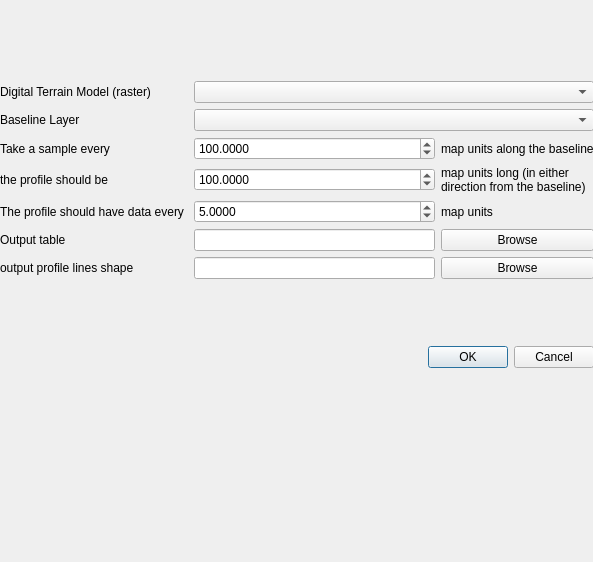
Before: the Qt Designer form swath_profile_dialog_base.ui in giohappy/swathProfile, drawn with Qt 5.
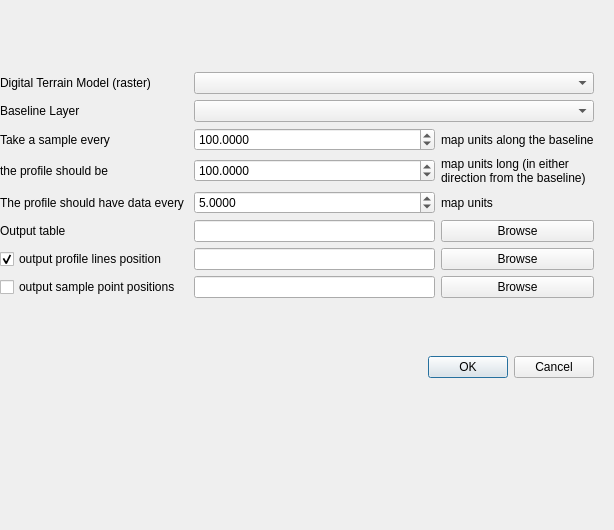
After: the same form once the commit is applied.

Commit message: sample line shape file and points shape file as options

Patch:
```diff
--- a/swath_profile_dialog_base.ui
+++ b/swath_profile_dialog_base.ui
@@ -6,14 +6,14 @@
    <rect>
     <x>0</x>
     <y>0</y>
-    <width>593</width>
-    <height>562</height>
+    <width>614</width>
+    <height>530</height>
    </rect>
   </property>
   <property name="windowTitle">
    <string>swath profile</string>
   </property>
-  <widget class="QWidget" name="">
+  <widget class="QWidget" name="layoutWidget">
    <property name="geometry">
     <rect>
      <x>0</x>
@@ -23,92 +23,42 @@
     </rect>
    </property>
    <layout class="QGridLayout" name="gridLayout_2">
-    <item row="0" column="0">
+    <item row="2" column="0">
+     <widget class="QDialogButtonBox" name="button_box">
+      <property name="orientation">
+       <enum>Qt::Horizontal</enum>
+      </property>
+      <property name="standardButtons">
+       <set>QDialogButtonBox::Cancel|QDialogButtonBox::Ok</set>
+      </property>
+     </widget>
+    </item>
+    <item row="1" column="0">
      <layout class="QGridLayout" name="gridLayout">
-      <item row="3" column="0">
-       <widget class="QLabel" name="label">
-        <property name="text">
-         <string>Baseline Layer</string>
+      <item row="4" column="2">
+       <widget class="QDoubleSpinBox" name="distProfilesBox">
+        <property name="locale">
+         <locale language="English" country="UnitedStates"/>
         </property>
-       </widget>
-      </item>
-      <item row="7" column="0">
-       <widget class="QLabel" name="label_5">
-        <property name="text">
-         <string>The profile should have data every </string>
+        <property name="decimals">
+         <number>4</number>
+        </property>
+        <property name="maximum">
+         <double>99999999.000000000000000</double>
+        </property>
+        <property name="value">
+         <double>100.000000000000000</double>
         </property>
        </widget>
       </item>
       <item row="9" column="2">
-       <widget class="QPushButton" name="cmdBrowseOutput">
-        <property name="locale">
-         <locale language="English" country="UnitedStates"/>
-        </property>
-        <property name="text">
-         <string>Browse</string>
-        </property>
-       </widget>
-      </item>
-      <item row="10" column="1">
-       <widget class="QLineEdit" name="outputShapeBox"/>
-      </item>
-      <item row="6" column="0">
-       <widget class="QLabel" name="label_4">
-        <property name="text">
-         <string>the profile should be </string>
-        </property>
-       </widget>
-      </item>
-      <item row="9" column="0">
-       <widget class="QLabel" name="label_6">
-        <property name="toolTip">
-         <string>&lt;html&gt;&lt;head/&gt;&lt;body&gt;&lt;p&gt;The directory where the output is stored.&lt;/p&gt;&lt;/body&gt;&lt;/html&gt;</string>
-        </property>
-        <property name="locale">
-         <locale language="English" country="UnitedStates"/>
-        </property>
-        <property name="text">
-         <string>Output table</string>
-        </property>
-        <property name="wordWrap">
-         <bool>true</bool>
-        </property>
-       </widget>
-      </item>
-      <item row="9" column="1">
        <widget class="QLineEdit" name="outputTableBox">
         <property name="toolTip">
          <string>&lt;html&gt;&lt;head/&gt;&lt;body&gt;&lt;p&gt;The directory where the output is stored.&lt;/p&gt;&lt;/body&gt;&lt;/html&gt;</string>
         </property>
        </widget>
       </item>
-      <item row="10" column="0">
-       <widget class="QLabel" name="label_7">
-        <property name="text">
-         <string>output profile lines shape</string>
-        </property>
-       </widget>
-      </item>
-      <item row="3" column="1" colspan="2">
-       <widget class="QComboBox" name="inputBaselineBox"/>
-      </item>
-      <item row="2" column="1" colspan="2">
-       <widget class="QComboBox" name="inputRasterBox"/>
-      </item>
-      <item row="2" column="0">
-       <widget class="QLabel" name="label_3">
-        <property name="locale">
-         <locale language="English" country="UnitedStates"/>
-        </property>
-        <property name="text">
-         <string>Digital Terrain Model (raster)</string>
-        </property>
-        <property name="wordWrap">
-         <bool>true</bool>
-        </property>
-       </widget>
-      </item>
-      <item row="10" column="2">
+      <item row="11" column="3">
        <widget class="QPushButton" name="cmdBrowseOutputshp">
         <property name="locale">
          <locale language="English" country="UnitedStates"/>
@@ -118,37 +68,17 @@
         </property>
        </widget>
       </item>
-      <item row="4" column="0">
-       <widget class="QLabel" name="label_2">
+      <item row="7" column="1">
+       <widget class="QLabel" name="label_5">
         <property name="text">
-         <string>Take a sample every</string>
+         <string>The profile should have data every </string>
         </property>
        </widget>
       </item>
-      <item row="4" column="1">
-       <widget class="QDoubleSpinBox" name="distProfilesBox">
-        <property name="locale">
-         <locale language="English" country="UnitedStates"/>
-        </property>
-        <property name="decimals">
-         <number>4</number>
-        </property>
-        <property name="maximum">
-         <double>99999999.000000000000000</double>
-        </property>
-        <property name="value">
-         <double>100.000000000000000</double>
-        </property>
-       </widget>
+      <item row="3" column="2" colspan="2">
+       <widget class="QComboBox" name="inputBaselineBox"/>
       </item>
-      <item row="4" column="2">
-       <widget class="QLabel" name="label_8">
-        <property name="text">
-         <string>map units along the baseline</string>
-        </property>
-       </widget>
-      </item>
-      <item row="6" column="1">
+      <item row="6" column="2">
        <widget class="QDoubleSpinBox" name="lengthProfilesBox">
         <property name="locale">
          <locale language="English" country="UnitedStates"/>
@@ -164,7 +94,20 @@
         </property>
        </widget>
       </item>
-      <item row="7" column="1">
+      <item row="11" column="2">
+       <widget class="QLineEdit" name="outputShapeBox"/>
+      </item>
+      <item row="7" column="3">
+       <widget class="QLabel" name="label_10">
+        <property name="text">
+         <string>map units</string>
+        </property>
+       </widget>
+      </item>
+      <item row="2" column="2" colspan="2">
+       <widget class="QComboBox" name="inputRasterBox"/>
+      </item>
+      <item row="7" column="2">
        <widget class="QDoubleSpinBox" name="resolutionBox">
         <property name="locale">
          <locale language="English" country="UnitedStates"/>
@@ -183,14 +126,17 @@
         </property>
        </widget>
       </item>
-      <item row="7" column="2">
-       <widget class="QLabel" name="label_10">
+      <item row="9" column="3">
+       <widget class="QPushButton" name="cmdBrowseOutput">
+        <property name="locale">
+         <locale language="English" country="UnitedStates"/>
+        </property>
         <property name="text">
-         <string>map units</string>
+         <string>Browse</string>
         </property>
        </widget>
       </item>
-      <item row="6" column="2">
+      <item row="6" column="3">
        <widget class="QLabel" name="label_9">
         <property name="text">
          <string>map units long (in either direction from the baseline)</string>
@@ -200,18 +146,95 @@
         </property>
        </widget>
       </item>
+      <item row="4" column="3">
+       <widget class="QLabel" name="label_8">
+        <property name="text">
+         <string>map units along the baseline</string>
+        </property>
+       </widget>
+      </item>
+      <item row="2" column="1">
+       <widget class="QLabel" name="label_3">
+        <property name="locale">
+         <locale language="English" country="UnitedStates"/>
+        </property>
+        <property name="text">
+         <string>Digital Terrain Model (raster)</string>
+        </property>
+        <property name="wordWrap">
+         <bool>true</bool>
+        </property>
+       </widget>
+      </item>
+      <item row="9" column="1">
+       <widget class="QLabel" name="label_6">
+        <property name="toolTip">
+         <string>&lt;html&gt;&lt;head/&gt;&lt;body&gt;&lt;p&gt;The directory where the output is stored.&lt;/p&gt;&lt;/body&gt;&lt;/html&gt;</string>
+        </property>
+        <property name="locale">
+         <locale language="English" country="UnitedStates"/>
+        </property>
+        <property name="text">
+         <string>Output table</string>
+        </property>
+        <property name="wordWrap">
+         <bool>true</bool>
+        </property>
+       </widget>
+      </item>
+      <item row="6" column="1">
+       <widget class="QLabel" name="label_4">
+        <property name="text">
+         <string>the profile should be </string>
+        </property>
+       </widget>
+      </item>
+      <item row="3" column="1">
+       <widget class="QLabel" name="label">
+        <property name="text">
+         <string>Baseline Layer</string>
+        </property>
+       </widget>
+      </item>
+      <item row="4" column="1">
+       <widget class="QLabel" name="label_2">
+        <property name="text">
+         <string>Take a sample every</string>
+        </property>
+       </widget>
+      </item>
+      <item row="12" column="3">
+       <widget class="QPushButton" name="cmdBrowseOutputpts">
+        <property name="locale">
+         <locale language="English" country="UnitedStates"/>
+        </property>
+        <property name="text">
+         <string>Browse</string>
+        </property>
+       </widget>
+      </item>
+      <item row="12" column="2">
+       <widget class="QLineEdit" name="outputPointBox"/>
+      </item>
+      <item row="11" column="1">
+       <widget class="QCheckBox" name="checkBoxLines">
+        <property name="text">
+         <string>output profile lines position</string>
+        </property>
+        <property name="checked">
+         <bool>true</bool>
+        </property>
+       </widget>
+      </item>
+      <item row="12" column="1">
+       <widget class="QCheckBox" name="checkBoxPts">
+        <property name="text">
+         <string>output sample point positions</string>
+        </property>
+       </widget>
+      </item>
      </layout>
     </item>
-    <item row="1" column="0">
-     <widget class="QDialogButtonBox" name="button_box">
-      <property name="orientation">
-       <enum>Qt::Horizontal</enum>
-      </property>
-      <property name="standardButtons">
-       <set>QDialogButtonBox::Cancel|QDialogButtonBox::Ok</set>
-      </property>
-     </widget>
-    </item>
    </layout>
   </widget>
  </widget>
```
Left out of the diff: 9 changed lines with no effect on the pictures. The commit also changes 3 other files.
